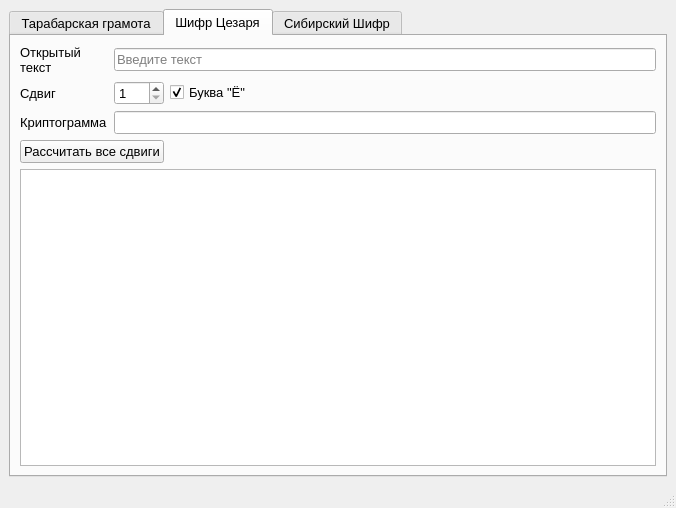
The window that Crypto/mainwindow.ui (Pinadva/Crypto) describes before a commit, drawn with Qt 5.
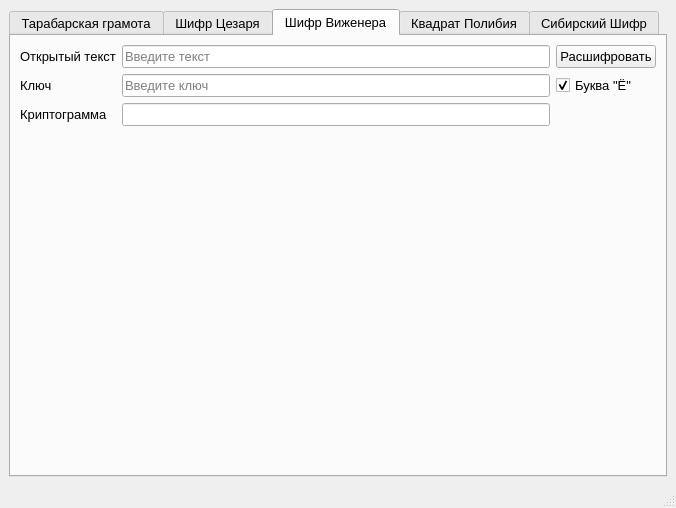
The same window after the commit.

Commit message: Добавлен Шифр Виженера

Patch:
```diff
--- a/Crypto/mainwindow.ui
+++ b/Crypto/mainwindow.ui
@@ -19,11 +19,11 @@
    <string>Crypto</string>
   </property>
   <widget class="QWidget" name="centralwidget">
-   <layout class="QFormLayout" name="formLayout">
-    <item row="0" column="0" colspan="2">
+   <layout class="QGridLayout" name="gridLayout_5">
+    <item row="0" column="0">
      <widget class="QTabWidget" name="tabWidget">
       <property name="currentIndex">
-       <number>1</number>
+       <number>2</number>
       </property>
       <property name="documentMode">
        <bool>false</bool>
@@ -177,6 +177,148 @@
         </item>
        </layout>
       </widget>
+      <widget class="QWidget" name="tab_4">
+       <attribute name="title">
+        <string>Шифр Виженера</string>
+       </attribute>
+       <layout class="QGridLayout" name="gridLayout_4">
+        <item row="2" column="0">
+         <widget class="QLabel" name="label_10">
+          <property name="text">
+           <string>Криптограмма</string>
+          </property>
+         </widget>
+        </item>
+        <item row="3" column="0">
+         <spacer name="verticalSpacer">
+          <property name="orientation">
+           <enum>Qt::Vertical</enum>
+          </property>
+          <property name="sizeHint" stdset="0">
+           <size>
+            <width>20</width>
+            <height>40</height>
+           </size>
+          </property>
+         </spacer>
+        </item>
+        <item row="1" column="0">
+         <widget class="QLabel" name="label_9">
+          <property name="text">
+           <string>Ключ</string>
+          </property>
+         </widget>
+        </item>
+        <item row="0" column="0">
+         <widget class="QLabel" name="label_8">
+          <property name="text">
+           <string>Открытый текст</string>
+          </property>
+         </widget>
+        </item>
+        <item row="1" column="2">
+         <widget class="QLineEdit" name="vigenerKey_lineEdit">
+          <property name="inputMask">
+           <string/>
+          </property>
+          <property name="text">
+           <string/>
+          </property>
+          <property name="placeholderText">
+           <string>Введите ключ</string>
+          </property>
+          <property name="clearButtonEnabled">
+           <bool>true</bool>
+          </property>
+         </widget>
+        </item>
+        <item row="0" column="2">
+         <widget class="QLineEdit" name="vigenerOpenText_lineEdit">
+          <property name="placeholderText">
+           <string>Введите текст</string>
+          </property>
+          <property name="clearButtonEnabled">
+           <bool>true</bool>
+          </property>
+         </widget>
+        </item>
+        <item row="2" column="2">
+         <widget class="QLineEdit" name="vigenerCrypto_lineEdit">
+          <property name="readOnly">
+           <bool>true</bool>
+          </property>
+         </widget>
+        </item>
+        <item row="0" column="3">
+         <widget class="QPushButton" name="vigenerDecrypt_pushButton">
+          <property name="text">
+           <string>Расшифровать</string>
+          </property>
+         </widget>
+        </item>
+        <item row="1" column="3">
+         <widget class="QCheckBox" name="vigenerHasYo_checkBox">
+          <property name="text">
+           <string>Буква &quot;Ё&quot;</string>
+          </property>
+          <property name="checked">
+           <bool>true</bool>
+          </property>
+         </widget>
+        </item>
+       </layout>
+      </widget>
+      <widget class="QWidget" name="tab_5">
+       <attribute name="title">
+        <string>Квадрат Полибия</string>
+       </attribute>
+       <layout class="QGridLayout" name="gridLayout_6">
+        <item row="0" column="1">
+         <widget class="QLineEdit" name="polybiusSquareOpenText_lineEdit">
+          <property name="text">
+           <string/>
+          </property>
+          <property name="placeholderText">
+           <string>Введите текст</string>
+          </property>
+         </widget>
+        </item>
+        <item row="1" column="1">
+         <widget class="QLineEdit" name="polybiusSquareCrypto_lineEdit">
+          <property name="readOnly">
+           <bool>true</bool>
+          </property>
+         </widget>
+        </item>
+        <item row="0" column="0">
+         <widget class="QLabel" name="label_11">
+          <property name="text">
+           <string>Открытый текст</string>
+          </property>
+         </widget>
+        </item>
+        <item row="1" column="0">
+         <widget class="QLabel" name="label_12">
+          <property name="text">
+           <string>Криптограмма</string>
+          </property>
+         </widget>
+        </item>
+        <item row="2" column="0">
+         <spacer name="verticalSpacer_3">
+          <property name="orientation">
+           <enum>Qt::Vertical</enum>
+          </property>
+          <property name="sizeHint" stdset="0">
+           <size>
+            <width>20</width>
+            <height>40</height>
+           </size>
+          </property>
+         </spacer>
+        </item>
+       </layout>
+      </widget>
       <widget class="QWidget" name="tab_3">
        <attribute name="title">
         <string>Сибирский Шифр</string>
```
Left out of the diff: 70 changed lines with no effect on the pictures. The commit also changes 29 other files.
